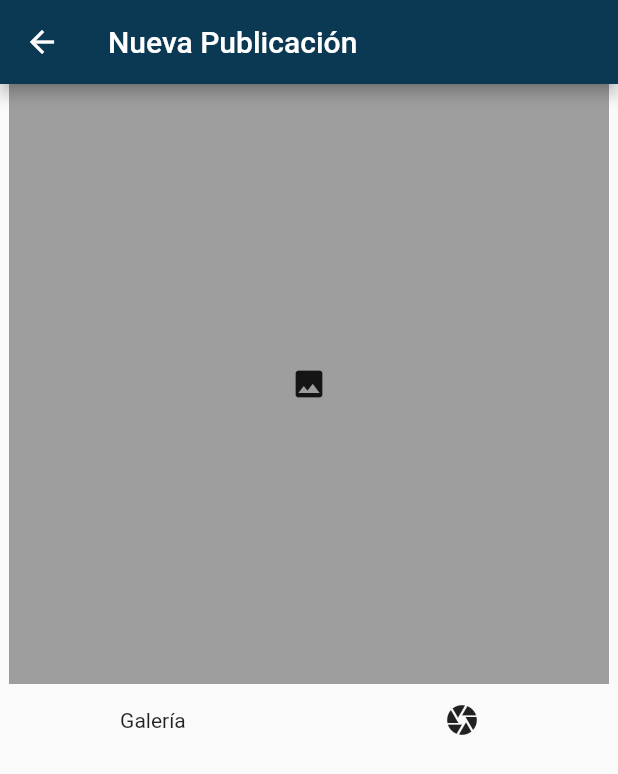
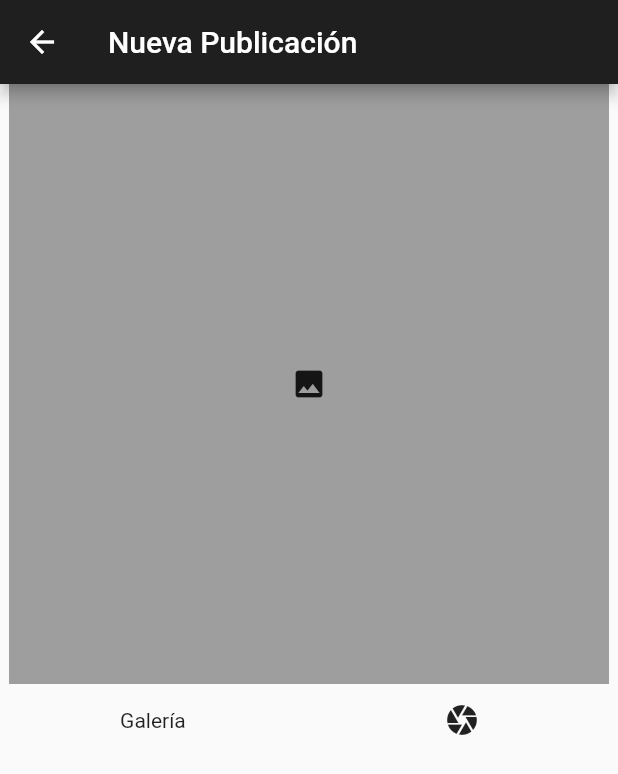
Before and after one commit to RRDaniela/Instagram-t, a Flutter app: the screen it shows after launch, after a tap on the "add" icon, on a phone screen of 412 x 824 dp. Shown: the top 774 px of the screen. Run offline on Flutter 3.47's test engine with Material 2 defaults, Android fonts, the phone set to English and light mode, and no system bars; our stand-ins replace cloud_firestore, firebase_core, image_picker; missing offline and left inert: photo_manager; accounts and stored records are empty; network calls fail.

```diff
--- a/instagram_t/lib/add_post.dart
+++ b/instagram_t/lib/add_post.dart
@@ -3,6 +3,7 @@ import 'package:flutter/material.dart';
 import 'package:image_picker/image_picker.dart';
 import 'package:photo_manager/photo_manager.dart';
 import 'package:path_provider/path_provider.dart';
+import 'package:instagram_t/colors.dart';
 
 class AddPost extends StatelessWidget {
   final picker = ImagePicker();
@@ -17,21 +18,22 @@ class AddPost extends StatelessWidget {
     // Copy the photo to a temporary file
     final file = await recentAsset.file;
     final tempDir = await getTemporaryDirectory();
-  final tempPath = '${tempDir.path}/${DateTime.now().millisecondsSinceEpoch}.jpg';
+    final tempPath =
+        '${tempDir.path}/${DateTime.now().millisecondsSinceEpoch}.jpg';
     final tempFile = await file?.copy(tempPath);
 
     return tempFile;
   }
 
-
   @override
   Widget build(BuildContext context) {
     return Scaffold(
         appBar: AppBar(
-        backgroundColor: Color(0xFFFF0B3954),
+          backgroundColor: AppColors.headerColor,
           title: Text('Nueva Publicación'),
         ),
-      body: Column(children: [
+        body: Column(
+          children: [
             ClipRRect(
               child: Container(
                 width: 400,
@@ -39,16 +41,18 @@ class AddPost extends StatelessWidget {
                 child: Center(
                   child: FutureBuilder<File?>(
                       future: _loadImageFromGallery(),
-                builder: (BuildContext context, AsyncSnapshot<File?> snapshot) {
+                      builder: (BuildContext context,
+                          AsyncSnapshot<File?> snapshot) {
                         if (snapshot.connectionState == ConnectionState.done &&
                             snapshot.data != null) {
                           return Container(
                             height: MediaQuery.of(context).size.height,
                             width: MediaQuery.of(context).size.width,
                             decoration: BoxDecoration(
-                        color: Colors.grey,
+                              color: AppColors.textColorGrey,
                               image: DecorationImage(
-                            image: FileImage(snapshot.data!), fit: BoxFit.cover),
+                                  image: FileImage(snapshot.data!),
+                                  fit: BoxFit.cover),
                             ),
                           );
                         } else {
@@ -69,12 +73,10 @@ class AddPost extends StatelessWidget {
               mainAxisAlignment: MainAxisAlignment.spaceAround,
               children: [
                 Text('Galería'),
-            IconButton(onPressed: (){}, icon: Icon(Icons.camera))
+                IconButton(onPressed: () {}, icon: Icon(Icons.camera))
               ],
             )
-
-      ],)
-
-    );
+          ],
+        ));
   }
 }
--- a/instagram_t/lib/home_page.dart
+++ b/instagram_t/lib/home_page.dart
@@ -1,34 +1,59 @@
+import 'package:cloud_firestore/cloud_firestore.dart';
 import 'package:flutter/material.dart';
 import 'package:instagram_t/add_post.dart';
 import 'package:instagram_t/item_post.dart';
 import 'package:instagram_t/colors.dart';
 
-class HomePage extends StatelessWidget {
-  final List<Map<String, String>> _listElements = [
-    {
-      "username": "icespice",
-      "likes": "3",
-      "imageUrl":
-          "https://www.rollingstone.com/wp-content/uploads/2022/10/ice-spice-ayntk.jpg",
-      "caption": "Take a look inside your heart."
-    },
-    {
-      "username": "pinkpantheress",
-      "likes": "20",
-      "imageUrl":
-          "https://www.nme.com/wp-content/uploads/2023/02/NME-HERO-PinkPantheress@2560x1625.jpg",
-      "caption": "Waddup"
-    },
-    {
-      "username": "fantano99",
-      "likes": "201",
-      "imageUrl":
-          "https://i.discogs.com/N8oj_tHeuNzl7eaerClVWMIumaj0m39b2_NsDVGItC8/rs:fit/g:sm/q:90/h:400/w:600/czM6Ly9kaXNjb2dz/LWRhdGFiYXNlLWlt/YWdlcy9BLTQ1NzU1/MzItMTQ0MDU1MzY5/OC0yNjEzLmpwZWc.jpeg",
-      "caption": "Waddup"
-    },
-  ];
+class HomePage extends StatefulWidget {
+  HomePage({super.key});
 
-  HomePage({super.key});
+  @override
+  State<HomePage> createState() => _HomePageState();
+}
+
+class _HomePageState extends State<HomePage> {
+  final _scrollController = ScrollController();
+
+  Future<List<Map<String, String>>> getUsers() async {
+    CollectionReference collectionReference =
+        FirebaseFirestore.instance.collection("posts");
+    QuerySnapshot posts = await collectionReference.get();
+
+    List<Map<String, String>> listElements = [];
+
+    if (posts.docs.length != 0) {
+      for (var doc in posts.docs) {
+        String username = doc.get('username');
+        String postImageUrl = doc.get('imageUrl');
+        String postLikes = doc.get('likes').toString();
+        String postCaption = doc.get('caption');
+
+        DocumentSnapshot userDocSnapshot = await FirebaseFirestore.instance
+            .collection('users')
+            .where('username', isEqualTo: username)
+            .get()
+            .then((value) => value.docs.first);
+        String profileImageUrl = ''; // check if the 'image' field is present
+        if (userDocSnapshot.exists) {
+          print(userDocSnapshot.data());
+          profileImageUrl = userDocSnapshot.get('image');
+        }
+        listElements.add({
+          'username': username,
+          'likes': postLikes,
+          'imageUrl': postImageUrl,
+          'caption': postCaption,
+          'userImageUrl': profileImageUrl,
+        });
+      }
+    }
+
+    return listElements;
+  }
+
+  Future<void> _refreshPage() async {
+    setState(() {});
+  }
 
   @override
   Widget build(BuildContext context) {
@@ -56,23 +81,42 @@ class HomePage extends StatelessWidget {
               ))
         ],
       ),
-      body: Column(
+      body: FutureBuilder(
+        future: getUsers(),
+        builder: (BuildContext context,
+            AsyncSnapshot<List<Map<String, String>>> snapshot) {
+          if (snapshot.connectionState == ConnectionState.waiting) {
+            return Center(child: CircularProgressIndicator());
+          } else if (snapshot.hasError) {
+            return Center(child: Text('Error: ${snapshot.error}'));
+          } else {
+            List<Map<String, String>> listElements = snapshot.data!;
+            return Column(
               children: [
                 Expanded(
+                  child: RefreshIndicator(
+                    onRefresh: _refreshPage,
                     child: ListView.builder(
+                      controller: _scrollController,
                       padding: EdgeInsets.zero,
                       scrollDirection: Axis.vertical,
-              itemCount: _listElements.length,
+                      itemCount: listElements.length,
                       itemBuilder: (BuildContext context, int index) {
                         return InstagramtPost(
-                    username: _listElements[index]["username"]!,
-                    likes: _listElements[index]["likes"]!,
-                    imageUrl: _listElements[index]["imageUrl"]!,
-                    caption: _listElements[index]["caption"]!);
+                            username: listElements[index]["username"]!,
+                            likes: listElements[index]["likes"]!,
+                            imageUrl: listElements[index]["imageUrl"]!,
+                            caption: listElements[index]["caption"]!,
+                            profileImageUrl: listElements[index]
+                                ["userImageUrl"]!);
                       },
+                    ),
                   ),
                 )
               ],
+            );
+          }
+        },
       ),
       bottomNavigationBar: BottomAppBar(
         color: AppColors.navBar,
@@ -89,7 +133,9 @@ class HomePage extends StatelessWidget {
               FloatingActionButton(
                 backgroundColor: AppColors.navBarButton,
                 onPressed: () {
-                  Navigator.push(context, MaterialPageRoute(builder: (context) => AddPost()),
+                  Navigator.push(
+                    context,
+                    MaterialPageRoute(builder: (context) => AddPost()),
                   );
                   //TODO: SEND TO ADD SCREEN
                   /*Navigator.push(
--- a/instagram_t/lib/item_post.dart
+++ b/instagram_t/lib/item_post.dart
@@ -1,19 +1,25 @@
 import 'package:flutter/material.dart';
 import 'package:instagram_t/colors.dart';
 
-class InstagramtPost extends StatelessWidget {
+class InstagramtPost extends StatefulWidget {
   final String imageUrl;
   final String username;
   final String caption;
   final String likes;
+  final String profileImageUrl;
   const InstagramtPost(
       {super.key,
       required this.imageUrl,
       required this.username,
       required this.caption,
-      required this.likes});
+      required this.likes,
+      required this.profileImageUrl});
 
   @override
+  State<InstagramtPost> createState() => _InstagramtPostState();
+}
+
+class _InstagramtPostState extends State<InstagramtPost> {
   Widget build(BuildContext context) {
     return ClipRRect(
       borderRadius: BorderRadius.circular(8.0),
@@ -38,13 +44,11 @@ class InstagramtPost extends StatelessWidget {
                   children: [
                     CircleAvatar(
                       radius: 20.0,
-                      backgroundImage: NetworkImage(
-                        'https://wac-cdn.atlassian.com/dam/jcr:ba03a215-2f45-40f5-8540-b2015223c918/Max-R_Headshot%20(1).jpg?cdnVersion=836',
-                      ),
+                      backgroundImage: NetworkImage(widget.profileImageUrl),
                     ),
                     SizedBox(width: 8.0),
                     Text(
-                      username,
+                      widget.username,
                       style: TextStyle(
                           fontWeight: FontWeight.bold, color: Colors.white),
                     ),
@@ -58,7 +62,7 @@ class InstagramtPost extends StatelessWidget {
                 width: 400,
                 height: 400,
                 child: Image.network(
-                  imageUrl,
+                  widget.imageUrl,
                   fit: BoxFit.cover,
                 ),
               ),
@@ -98,26 +102,32 @@ class InstagramtPost extends StatelessWidget {
                         padding: EdgeInsets.fromLTRB(8, 0, 8, 0),
                         child: Flexible(
                           child: Text(
-                            username,
+                            widget.username,
                             style: TextStyle(
                                 fontSize: 16.0,
                                 fontWeight: FontWeight.bold,
                                 color: AppColors.textColorGrey),
-                            maxLines: 2,
+                            maxLines: 1,
                             overflow: TextOverflow.ellipsis,
                           ),
                         ),
                       ),
                       Padding(
-                        padding: EdgeInsets.fromLTRB(8, 0, 8, 0),
-                        child: Flexible(
-                          child: Text(
-                            caption,
-                            style: TextStyle(
-                                fontSize: 16.0, color: AppColors.textColorGrey),
-                            maxLines: 2,
-                            overflow: TextOverflow.ellipsis,
-                          ),
+                        padding: EdgeInsets.fromLTRB(0, 0, 8, 0),
+                        child: Row(
+                          children: [
+                            SizedBox(
+                              width: MediaQuery.of(context).size.width * .55,
+                              child: Text(
+                                widget.caption,
+                                style: TextStyle(
+                                    fontSize: 16.0,
+                                    color: AppColors.textColorGrey),
+                                maxLines: 1,
+                                overflow: TextOverflow.ellipsis,
+                              ),
+                            ),
+                          ],
                         ),
                       ),
                     ],
--- a/instagram_t/lib/main.dart
+++ b/instagram_t/lib/main.dart
@@ -1,7 +1,13 @@
+import 'package:firebase_core/firebase_core.dart';
 import 'package:flutter/material.dart';
 import 'package:instagram_t/home_page.dart';
 
-void main() => runApp(MyApp());
+void main() {
+  WidgetsFlutterBinding.ensureInitialized();
+  Firebase.initializeApp().then((value) {
+    runApp(MyApp());
+  });
+}
 
 class MyApp extends StatelessWidget {
   MyApp({super.key});
--- a/instagram_t/pubspec.yaml
+++ b/instagram_t/pubspec.yaml
@@ -35,7 +35,8 @@ dependencies:
   photo_manager: ^2.6.0
   path_provider: ^2.0.14
   permission_handler: ^10.2.0
-
+  firebase_core:
+  cloud_firestore:
 
   # The following adds the Cupertino Icons font to your application.
   # Use with the CupertinoIcons class for iOS style icons.
```
Also changed, not shown: instagram_t/pubspec.lock, 6 other files. Lines whose indentation alone changed are shown as unchanged.
